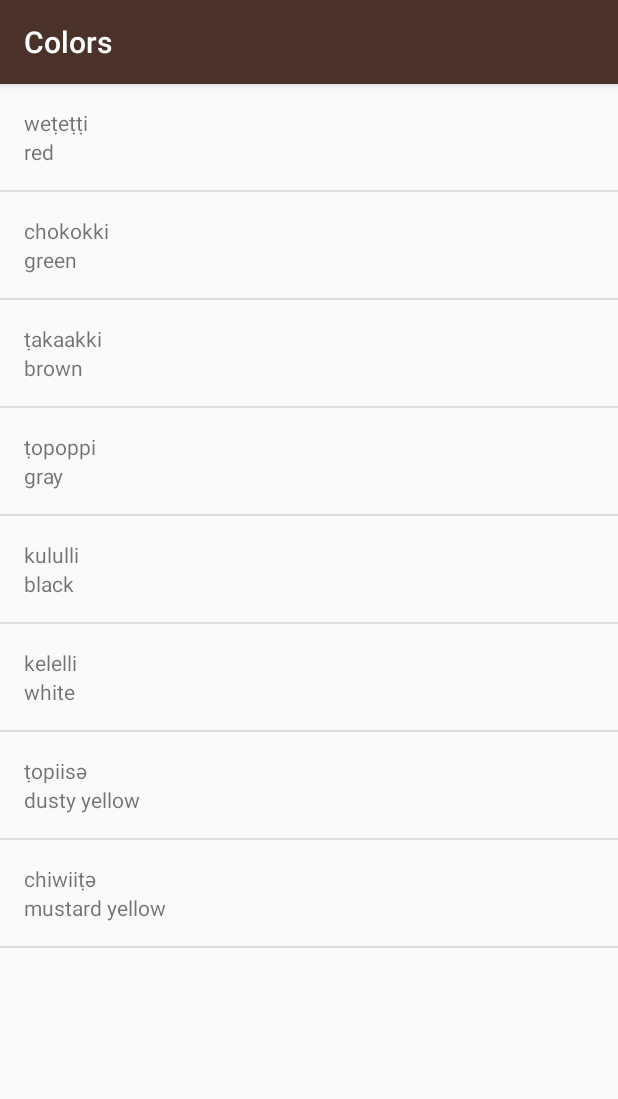
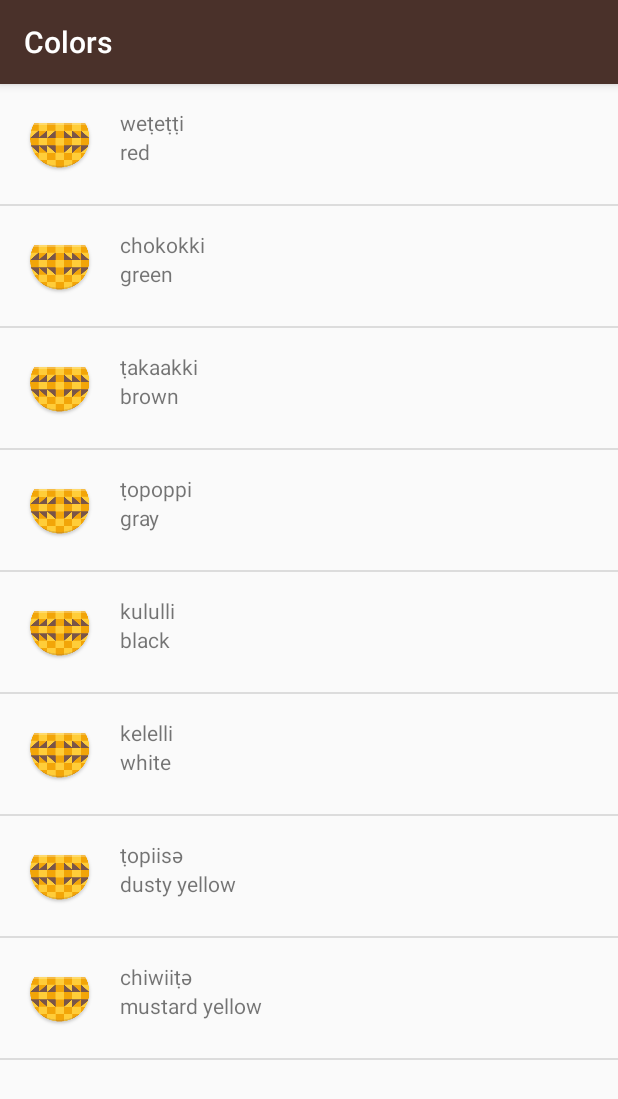
Before and after one commit to zhumo/Miwok, an Android app: the ColorsActivity screen opened directly, with no data from a screen before it, on a phone screen of 412 x 824 dp. Shown: the top 1099 px of the screen. Run offline under Robolectric (Android 15) with nearby library versions, the phone set to English and light mode, and no system bars.

Commit message:
placeholder image in each translation

```diff
--- a/app/src/main/res/layout/translation_layout.xml
+++ b/app/src/main/res/layout/translation_layout.xml
@@ -3,9 +3,20 @@
     xmlns:android="http://schemas.android.com/apk/res/android"
     xmlns:tools="http://schemas.android.com/tools"
     android:layout_width="match_parent"
+    android:layout_height="wrap_content"
+    android:orientation="horizontal"
+    android:padding="16dp">
+
+    <ImageView
+        android:layout_width="wrap_content"
+        android:layout_height="wrap_content"
+        android:src="@mipmap/ic_launcher"
+        android:layout_marginEnd="16dp"/>
+
+    <LinearLayout
+        android:layout_width="match_parent"
         android:layout_height="match_parent"
-    android:orientation="vertical"
-    android:padding="16dp">
+        android:orientation="vertical">
 
         <TextView
             android:id="@+id/miwok_word"
@@ -17,5 +28,6 @@
             android:layout_width="wrap_content"
             android:layout_height="wrap_content"
             tools:text="Default word"/>
+    </LinearLayout>
 
 </LinearLayout>
```
Lines whose indentation alone changed are shown as unchanged.
